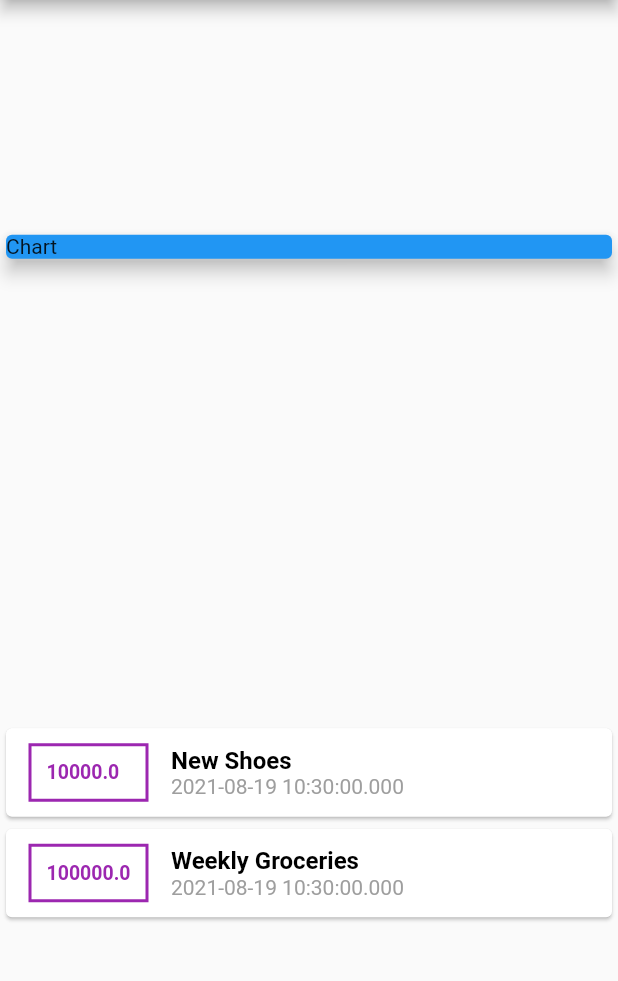
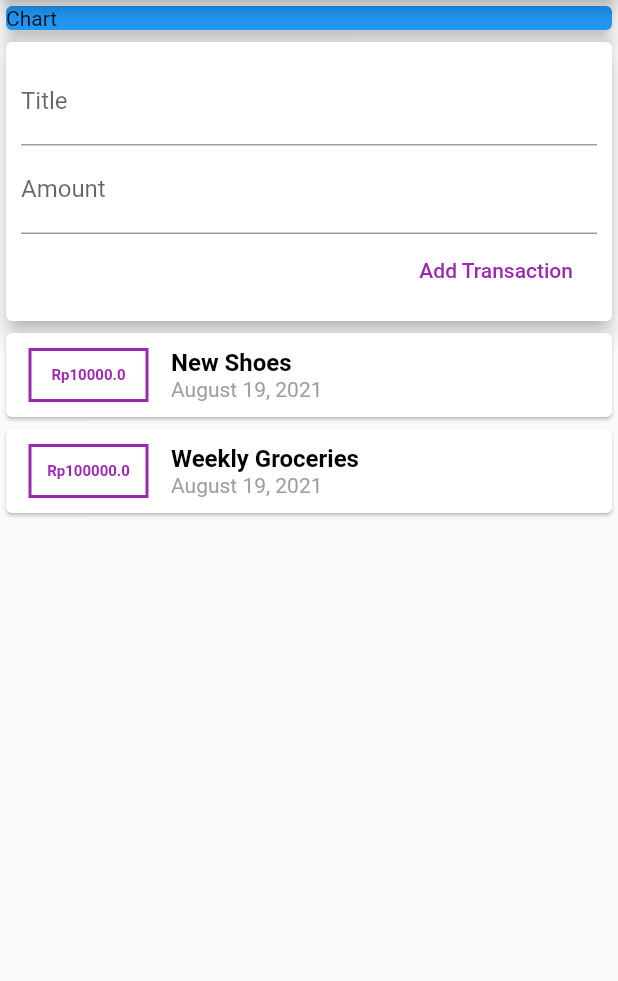
Before and after one commit to Barragan17/Flutter-Projects, a Flutter app: the screen it shows after launch, on a phone screen of 412 x 824 dp, the part 84-1065 px from its top. Run offline on Flutter 3.47's test engine with Material 2 defaults, Android fonts, the phone set to English and light mode, and no system bars.

Commit message:
Add List View and Add New Transactions

```diff
--- a/Personal_Expenses_App/lib/main.dart
+++ b/Personal_Expenses_App/lib/main.dart
@@ -1,4 +1,4 @@
-import 'package:Personal_Expenses_App/transaction.dart';
+import 'package:Personal_Expenses_App/widget/user_transaction.dart';
 import 'package:flutter/material.dart';
 
 void main() {
@@ -16,28 +16,22 @@ class MyApp extends StatelessWidget {
 }
 
 class MyHomePage extends StatelessWidget {
-  final List<Transaction> transactions = [
-    Transaction(
-      id: 't1',
-      title: 'New Shoes',
-      amount: 10000,
-      date: DateTime.now(),
-    ),
-    Transaction(
-        id: 't2',
-        title: 'Weekly Groceries',
-        amount: 100000,
-        date: DateTime.now()),
-  ];
+  // late String titleInput;
+  // late String amountInput;
+
+  final titleConrtroller = TextEditingController();
+  final amountController = TextEditingController();
+
   @override
   Widget build(BuildContext context) {
     return Scaffold(
       appBar: AppBar(
         title: Text('Personal Expenses App'),
       ),
-      body: Column(
+      body: SingleChildScrollView(
+        child: Column(
           crossAxisAlignment: CrossAxisAlignment.stretch,
-        mainAxisAlignment: MainAxisAlignment.spaceAround,
+          // mainAxisAlignment: MainAxisAlignment.spaceAround,
           children: [
             Container(
               width: double.infinity,
@@ -47,58 +41,9 @@ class MyHomePage extends StatelessWidget {
                 child: Text('Chart'),
               ),
             ),
-          Column(
-            children: transactions.map((tx) {
-              return Card(
-                child: Row(
-                  children: [
-                    Container(
-                      margin: EdgeInsets.symmetric(
-                        vertical: 10,
-                        horizontal: 15,
-                      ),
-                      width: 80,
-                      decoration: BoxDecoration(
-                        border: Border.all(
-                          color: Colors.purple,
-                          width: 2,
-                        ),
-                      ),
-                      padding: EdgeInsets.all(10),
-                      child: Text(
-                        tx.amount.toString(),
-                        style: TextStyle(
-                          fontWeight: FontWeight.bold,
-                          fontSize: 13,
-                          color: Colors.purple,
-                        ),
-                      ),
-                    ),
-                    Column(
-                      crossAxisAlignment: CrossAxisAlignment.start,
-                      children: [
-                        Text(
-                          tx.title,
-                          style: TextStyle(
-                            fontSize: 16,
-                            fontWeight: FontWeight.bold,
-                            color: Colors.black,
-                          ),
-                        ),
-                        Text(
-                          tx.date.toString(),
-                          style: TextStyle(
-                            color: Colors.grey,
-                          ),
-                        ),
-                      ],
-                    )
+            UserTransactions(),
           ],
         ),
-              );
-            }).toList(),
-          ),
-        ],
       ),
     );
   }
--- /dev/null
+++ b/Personal_Expenses_App/lib/model/transaction.dart
@@ -0,0 +1,12 @@
+class Transaction {
+  String id;
+  String title;
+  double amount;
+  DateTime date;
+
+  Transaction(
+      {required this.id,
+      required this.title,
+      required this.amount,
+      required this.date});
+}
--- a/Personal_Expenses_App/lib/transaction.dart
+++ /dev/null
@@ -1,14 +0,0 @@
-import 'package:flutter/foundation.dart';
-
-class Transaction {
-  String id;
-  String title;
-  double amount;
-  DateTime date;
-
-  Transaction(
-      {@required this.id,
-      @required this.title,
-      @required this.amount,
-      @required this.date});
-}
--- /dev/null
+++ b/Personal_Expenses_App/lib/widget/new_transaction.dart
@@ -0,0 +1,44 @@
+import 'package:flutter/material.dart';
+
+class NewTransaction extends StatelessWidget {
+  final titleController = TextEditingController();
+  final amountController = TextEditingController();
+  final Function buttonHandler;
+  NewTransaction(this.buttonHandler);
+  @override
+  Widget build(BuildContext context) {
+    return Card(
+      elevation: 5,
+      child: Container(
+        padding: EdgeInsets.all(10),
+        child: Column(
+          crossAxisAlignment: CrossAxisAlignment.end,
+          children: [
+            TextField(
+              decoration: InputDecoration(labelText: 'Title'),
+              controller: titleController,
+              // onChanged: (val) {
+              //   titleInput = val;
+              // },
+            ),
+            TextField(
+              decoration: InputDecoration(labelText: 'Amount'),
+              controller: amountController,
+              // onChanged: (val) => amountInput = val,
+            ),
+            FlatButton(
+              onPressed: () {
+                buttonHandler(
+                  titleController.text,
+                  double.parse(amountController.text),
+                );
+              },
+              child: Text('Add Transaction'),
+              textColor: Colors.purple,
+            )
+          ],
+        ),
+      ),
+    );
+  }
+}
--- /dev/null
+++ b/Personal_Expenses_App/lib/widget/transaction_list.dart
@@ -0,0 +1,68 @@
+import 'package:flutter/material.dart';
+import 'package:intl/intl.dart';
+
+class TransactionList extends StatelessWidget {
+  final List _userTransaction;
+
+  TransactionList(this._userTransaction);
+  @override
+  Widget build(BuildContext context) {
+    return Container(
+      height: 200,
+      child: ListView.builder(
+        itemBuilder: (ctx, index) {
+          return Card(
+            child: Row(
+              children: [
+                Container(
+                  margin: EdgeInsets.symmetric(
+                    vertical: 10,
+                    horizontal: 15,
+                  ),
+                  width: 80,
+                  decoration: BoxDecoration(
+                    border: Border.all(
+                      color: Colors.purple,
+                      width: 2,
+                    ),
+                  ),
+                  padding: EdgeInsets.fromLTRB(5, 10, 5, 10),
+                  child: Text(
+                    // String Interpolation
+                    'Rp${_userTransaction[index].amount}',
+                    style: TextStyle(
+                      fontWeight: FontWeight.bold,
+                      fontSize: 10,
+                      color: Colors.purple,
+                    ),
+                    textAlign: TextAlign.center,
+                  ),
+                ),
+                Column(
+                  crossAxisAlignment: CrossAxisAlignment.start,
+                  children: [
+                    Text(
+                      _userTransaction[index].title,
+                      style: TextStyle(
+                        fontSize: 16,
+                        fontWeight: FontWeight.bold,
+                        color: Colors.black,
+                      ),
+                    ),
+                    Text(
+                      DateFormat.yMMMMd().format(_userTransaction[index].date),
+                      style: TextStyle(
+                        color: Colors.grey,
+                      ),
+                    ),
+                  ],
+                )
+              ],
+            ),
+          );
+        },
+        itemCount: _userTransaction.length,
+      ),
+    );
+  }
+}
--- /dev/null
+++ b/Personal_Expenses_App/lib/widget/user_transaction.dart
@@ -0,0 +1,50 @@
+import 'dart:math';
+
+import 'package:Personal_Expenses_App/widget/new_transaction.dart';
+import 'package:Personal_Expenses_App/widget/transaction_list.dart';
+import 'package:flutter/material.dart';
+import '../model/transaction.dart';
+
+class UserTransactions extends StatefulWidget {
+  @override
+  _UserTransactionsState createState() => _UserTransactionsState();
+}
+
+class _UserTransactionsState extends State<UserTransactions> {
+  final List<Transaction> _userTransaction = [
+    Transaction(
+      id: 't1',
+      title: 'New Shoes',
+      amount: 10000,
+      date: DateTime.now(),
+    ),
+    Transaction(
+        id: 't2',
+        title: 'Weekly Groceries',
+        amount: 100000,
+        date: DateTime.now()),
+  ];
+
+  void addNewTransaction(String txTitle, double txAmount) {
+    final newTx = Transaction(
+      id: DateTime.now().toString(),
+      title: txTitle,
+      amount: txAmount,
+      date: DateTime.now(),
+    );
+
+    setState(() {
+      _userTransaction.add(newTx);
+    });
+  }
+
+  @override
+  Widget build(BuildContext context) {
+    return Column(
+      children: [
+        NewTransaction(addNewTransaction),
+        TransactionList(_userTransaction),
+      ],
+    );
+  }
+}
--- a/Personal_Expenses_App/pubspec.yaml
+++ b/Personal_Expenses_App/pubspec.yaml
@@ -18,11 +18,12 @@ publish_to: 'none' # Remove this line if you wish to publish to pub.dev
 version: 1.0.0+1
 
 environment:
-  sdk: ">=2.7.0 <3.0.0"
+  sdk: ">=2.12.0 <3.0.0"
 
 dependencies:
   flutter:
     sdk: flutter
+  intl: ^0.17.0
 
 
   # The following adds the Cupertino Icons font to your application.
```
Also changed, not shown: Personal_Expenses_App/pubspec.lock. Lines whose indentation alone changed are shown as unchanged.
